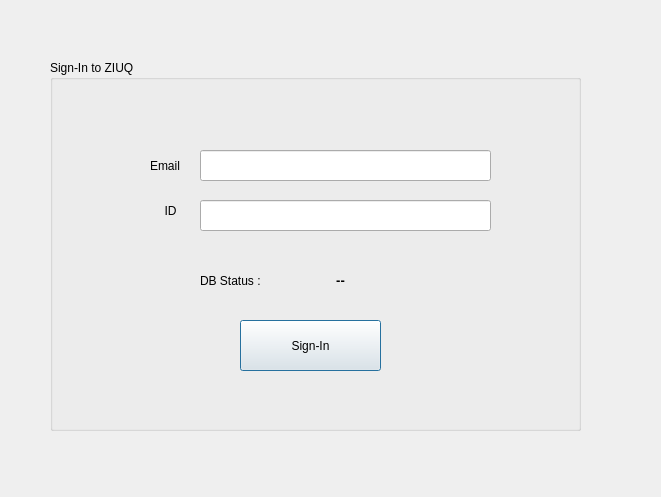
VIGNESHWAR2407/QT-Quiz_Game, file loginpage.ui: the form before one commit.
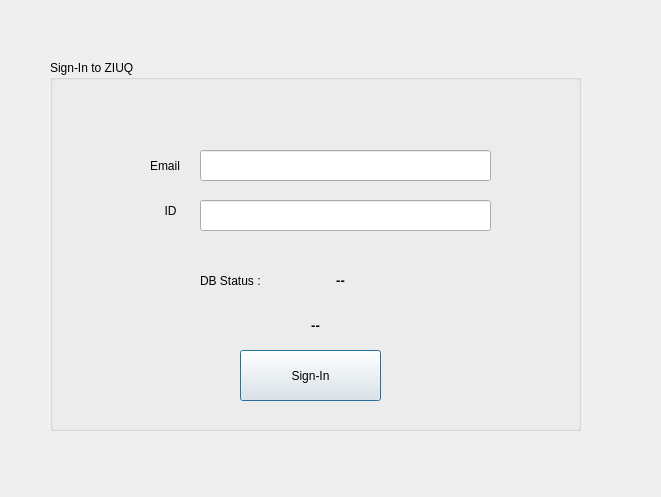
The form after the commit.

What changed in the file:
```diff
--- a/loginpage.ui
+++ b/loginpage.ui
@@ -29,7 +29,7 @@
     <property name="geometry">
      <rect>
       <x>190</x>
-      <y>260</y>
+      <y>290</y>
       <width>141</width>
       <height>51</height>
      </rect>
@@ -74,7 +74,7 @@
      <set>Qt::AlignCenter</set>
     </property>
    </widget>
-   <widget class="QLabel" name="id">
+   <widget class="QLabel" name="id_label">
     <property name="geometry">
      <rect>
       <x>100</x>
@@ -90,7 +90,7 @@
      <set>Qt::AlignCenter</set>
     </property>
    </widget>
-   <widget class="QLineEdit" name="password">
+   <widget class="QLineEdit" name="id">
     <property name="geometry">
      <rect>
       <x>150</x>
@@ -103,7 +103,7 @@
      <enum>QLineEdit::Normal</enum>
     </property>
    </widget>
-   <widget class="QLabel" name="email">
+   <widget class="QLabel" name="email_label">
     <property name="geometry">
      <rect>
       <x>100</x>
@@ -116,7 +116,7 @@
      <string>Email</string>
     </property>
    </widget>
-   <widget class="QLineEdit" name="username">
+   <widget class="QLineEdit" name="email">
     <property name="geometry">
      <rect>
       <x>150</x>
@@ -126,6 +126,29 @@
      </rect>
     </property>
    </widget>
+   <widget class="QLabel" name="db_label">
+    <property name="geometry">
+     <rect>
+      <x>150</x>
+      <y>250</y>
+      <width>231</width>
+      <height>31</height>
+     </rect>
+    </property>
+    <property name="font">
+     <font>
+      <pointsize>10</pointsize>
+      <weight>75</weight>
+      <bold>true</bold>
+     </font>
+    </property>
+    <property name="text">
+     <string>--</string>
+    </property>
+    <property name="alignment">
+     <set>Qt::AlignCenter</set>
+    </property>
+   </widget>
   </widget>
  </widget>
  <resources/>
```
